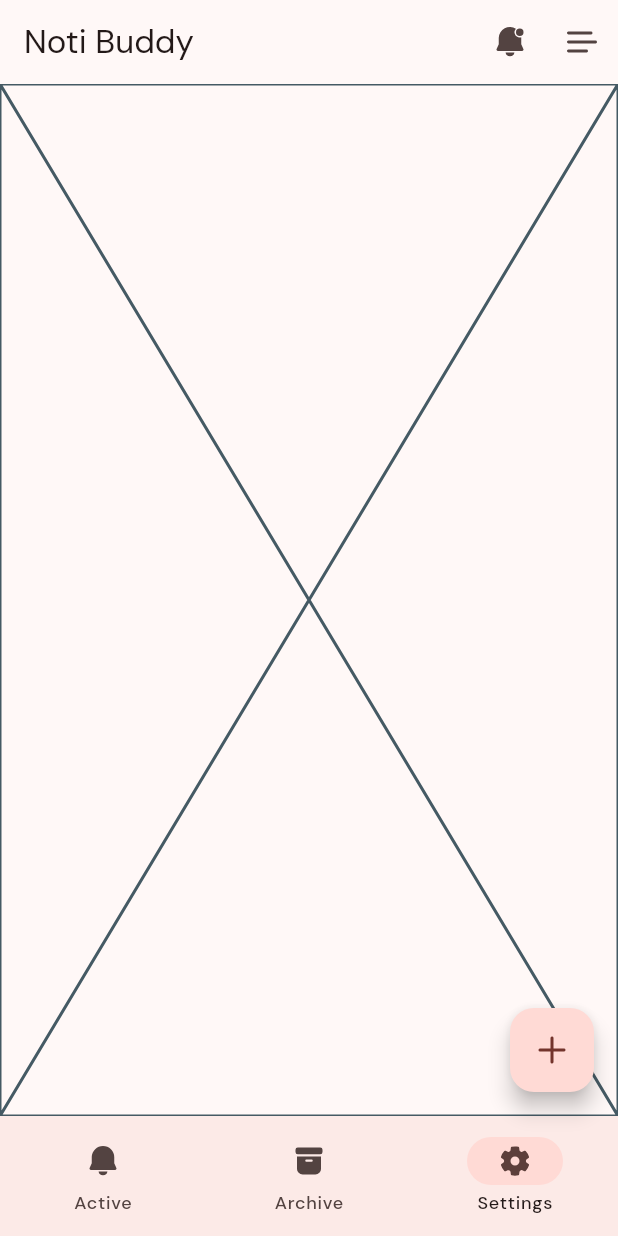
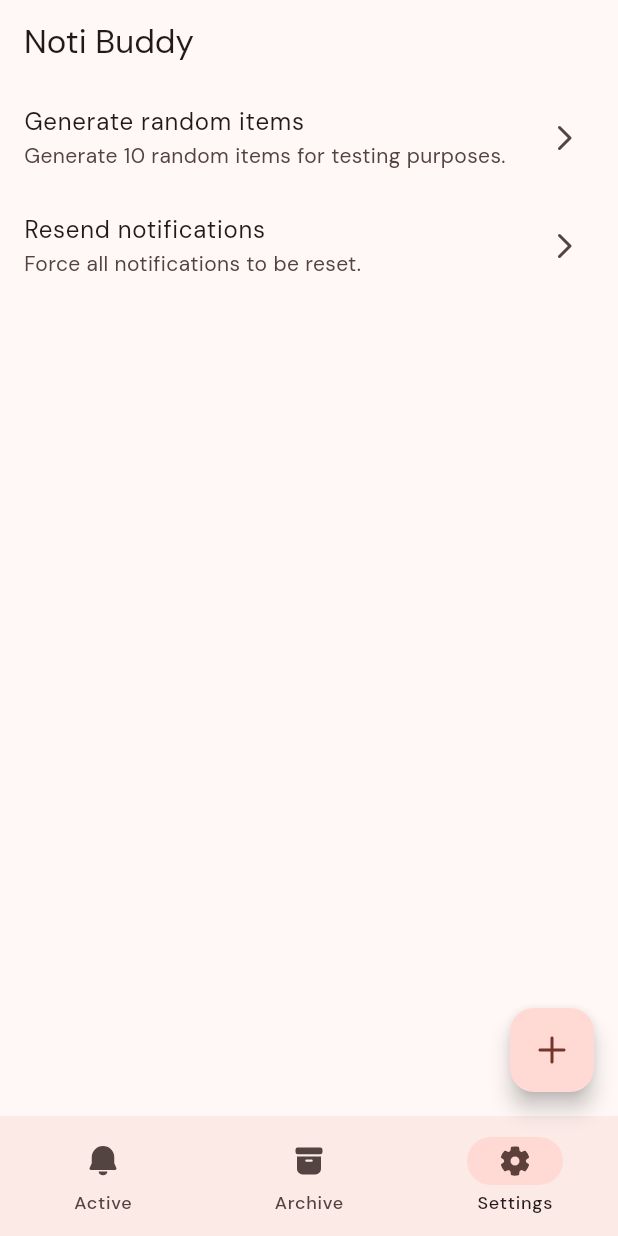
Before and after one commit to tomc128/noterly, a Flutter app: the screen it shows after launch, swiped to page 3, on a phone screen of 412 x 824 dp. Run offline on Flutter 3.47's test engine with Material 2 defaults, Android fonts, the phone set to English and light mode, and no system bars; drawn by our look-alikes of dynamic_color; our stand-ins replace fluentui_system_icons, flutter_local_notifications, google_fonts, jiffy, timezone; missing offline and left inert: boxy.

Commit message:
Move appbar actions to settings page

```diff
--- a/noti_buddy/lib/managers/notification_manager.dart
+++ b/noti_buddy/lib/managers/notification_manager.dart
@@ -149,6 +149,7 @@ class NotificationManager {
     );
 
     if (item.dateTime!.isBefore(DateTime.now())) {
+      // TODO: Maybe show the notification immediately instead of ignoring it?
       print('Notification "${item.title}" is in the past, ignoring');
       return;
     }
--- a/noti_buddy/lib/pages/main_page.dart
+++ b/noti_buddy/lib/pages/main_page.dart
@@ -1,13 +1,9 @@
-import 'dart:math';
-
 import 'package:fluentui_system_icons/fluentui_system_icons.dart';
 import 'package:flutter/material.dart';
-import 'package:noti_buddy/managers/app_manager.dart';
 import 'package:noti_buddy/managers/notification_manager.dart';
-import 'package:noti_buddy/models/notification_item.dart';
 import 'package:noti_buddy/pages/main_page/active_notifications_page.dart';
 import 'package:noti_buddy/pages/main_page/archived_notifications_page.dart';
-import 'package:uuid/uuid.dart';
+import 'package:noti_buddy/pages/main_page/settings_page.dart';
 
 import 'create_notification_page.dart';
 
@@ -65,40 +61,6 @@ class _MainPageState extends State<MainPage> {
       ),
       appBar: AppBar(
         title: const Text('Noti Buddy'),
-        actions: [
-          IconButton(
-            onPressed: () async {
-              NotificationManager.instance.updateAllNotifications();
-            },
-            icon: const Icon(FluentIcons.alert_badge_16_filled),
-          ),
-          IconButton(
-            onPressed: () {
-              String randomString() {
-                const chars = 'abcdefghijklmnopqrstuvwxyz';
-                return List.generate(10, (index) => chars[Random().nextInt(chars.length)]).join();
-              }
-
-              for (var i = 0; i < 10; i++) {
-                bool shouldHaveBody = Random().nextBool();
-                bool shouldBeScheduled = Random().nextBool();
-
-                DateTime? scheduledTime = shouldBeScheduled ? DateTime.now().add(Duration(days: Random().nextInt(10) + 1)) : null;
-                Color colour = Colors.primaries[Random().nextInt(Colors.primaries.length)];
-
-                var item = NotificationItem(
-                  id: const Uuid().v4(),
-                  title: randomString(),
-                  body: shouldHaveBody ? randomString() : null,
-                  dateTime: shouldBeScheduled ? scheduledTime : null,
-                  colour: colour,
-                );
-                AppManager.instance.addItem(item);
-              }
-            },
-            icon: const Icon(FluentIcons.list_16_filled),
-          ),
-        ],
       ),
       // body: _getPage(_selectedDestination),
       body: PageView(
@@ -114,7 +76,9 @@ class _MainPageState extends State<MainPage> {
           ArchivedNotificationsPage(
             refresh: () => setState(() {}),
           ),
-          const Placeholder(),
+          SettingsPage(
+            refresh: () => setState(() {}),
+          ),
         ],
       ),
 
--- a/noti_buddy/lib/pages/main_page/settings_page.dart
+++ b/noti_buddy/lib/pages/main_page/settings_page.dart
@@ -0,0 +1,60 @@
+import 'dart:math';
+
+import 'package:fluentui_system_icons/fluentui_system_icons.dart';
+import 'package:flutter/material.dart';
+import 'package:noti_buddy/managers/app_manager.dart';
+import 'package:noti_buddy/managers/notification_manager.dart';
+import 'package:noti_buddy/models/navigation_screen.dart';
+import 'package:noti_buddy/models/notification_item.dart';
+import 'package:uuid/uuid.dart';
+
+class SettingsPage extends NavigationScreen {
+  const SettingsPage({
+    super.key,
+    required Function refresh,
+  }) : super(refresh: refresh);
+
+  @override
+  Widget build(BuildContext context) {
+    return ListView(
+      children: [
+        ListTile(
+          title: const Text('Generate random items'),
+          subtitle: const Text('Generate 10 random items for testing purposes.'),
+          trailing: const Icon(FluentIcons.chevron_right_16_filled),
+          onTap: () {
+            String randomString() {
+              const chars = 'abcdefghijklmnopqrstuvwxyz';
+              return List.generate(10, (index) => chars[Random().nextInt(chars.length)]).join();
+            }
+
+            for (var i = 0; i < 10; i++) {
+              bool shouldHaveBody = Random().nextBool();
+              bool shouldBeScheduled = Random().nextBool();
+
+              DateTime? scheduledTime = shouldBeScheduled ? DateTime.now().add(Duration(days: Random().nextInt(10) + 1)) : null;
+              Color colour = Colors.primaries[Random().nextInt(Colors.primaries.length)];
+
+              var item = NotificationItem(
+                id: const Uuid().v4(),
+                title: randomString(),
+                body: shouldHaveBody ? randomString() : null,
+                dateTime: shouldBeScheduled ? scheduledTime : null,
+                colour: colour,
+              );
+              AppManager.instance.addItem(item);
+            }
+          },
+        ),
+        ListTile(
+          title: const Text('Resend notifications'),
+          subtitle: const Text('Force all notifications to be reset.'),
+          trailing: const Icon(FluentIcons.chevron_right_16_filled),
+          onTap: () {
+            NotificationManager.instance.updateAllNotifications();
+          },
+        )
+      ],
+    );
+  }
+}
```
